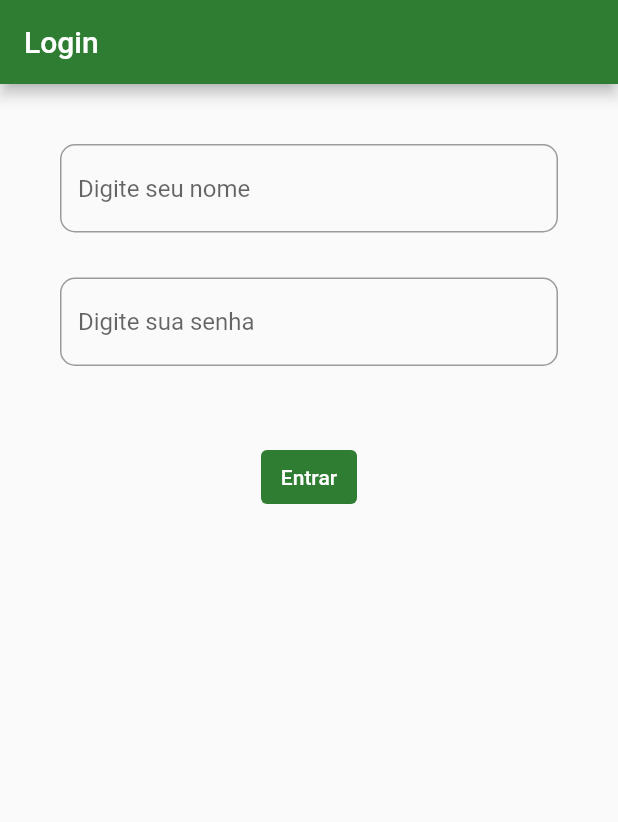
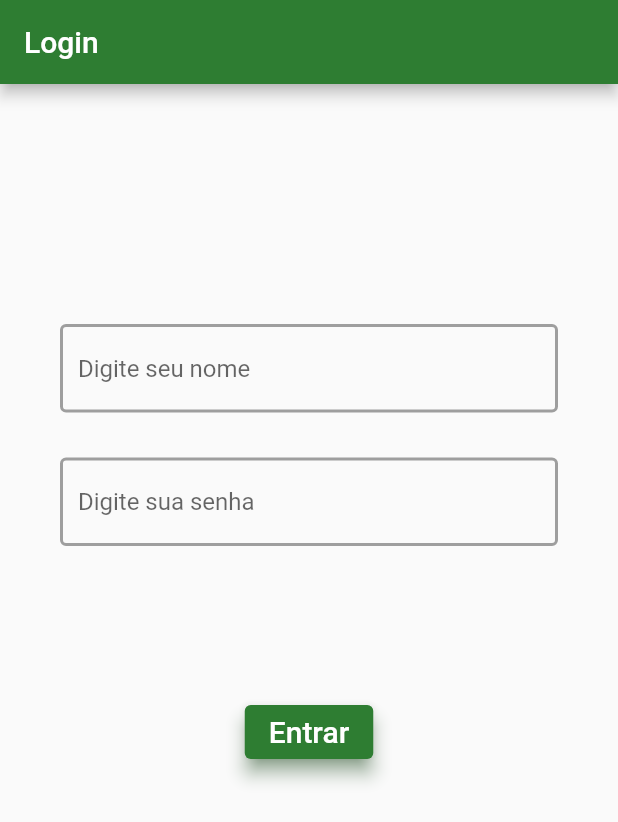
Before and after one commit to eduardo-gualberto/hack4health, a Flutter app: the screen it shows after launch, on a phone screen of 412 x 824 dp. Shown: the top 822 px of the screen. Run offline on Flutter 3.47's test engine with Material 2 defaults, Android fonts, the phone set to English and light mode, and no system bars; our stand-ins replace sqflite; missing offline and left inert: heart_bpm; accounts and stored records are empty.

Commit message:
corrigindo detalhes

```diff
--- a/lib/pages/Home.dart
+++ b/lib/pages/Home.dart
@@ -1,5 +1,4 @@
 import 'package:flutter/material.dart';
-import 'dart:async';
 
 class Home extends StatefulWidget {
   const Home({Key? key}) : super(key: key);
--- a/lib/pages/Login.dart
+++ b/lib/pages/Login.dart
@@ -25,13 +25,6 @@ class _LoginPageState extends State<LoginPage> with SingleTickerProviderStateMix
 
   @override
   Widget build(BuildContext context) {
-    final nomeTxt = TextField(
-      decoration: InputDecoration(
-        border: OutlineInputBorder(
-          borderRadius: BorderRadius.circular(10.0)),
-        hintText: 'Digite seu nome'
-      ),
-    );
 
     return Scaffold(
       appBar: AppBar(
@@ -44,7 +37,21 @@ class _LoginPageState extends State<LoginPage> with SingleTickerProviderStateMix
             padding: const EdgeInsets.all(40.0),
             child: Column(
               children: <Widget>[
-                nomeTxt,
+                Container(
+                  height: 120,
+                ),
+                TextField(
+                  cursorColor: Colors.green[800],
+                  decoration: InputDecoration(
+                    focusedBorder: OutlineInputBorder(
+                      borderSide: BorderSide(color: Colors.green, width: 2.0),
+                    ),
+                    enabledBorder: OutlineInputBorder(
+                      borderSide: BorderSide(color: Colors.grey, width: 2.0),
+                    ),
+                  hintText: 'Digite seu nome'
+                  ),
+                ),
                 Container(
                   height: 30,
                 ),
@@ -52,26 +59,30 @@ class _LoginPageState extends State<LoginPage> with SingleTickerProviderStateMix
                   obscureText: true,
                   enableSuggestions: false,
                   autocorrect: false,
+                  cursorColor: Colors.green[800],
                   decoration: InputDecoration(
-                    fillColor: Colors.green[800],
-                    border: OutlineInputBorder(
-                      borderRadius: BorderRadius.circular(10.0)),
-                      //borderColor: Colors.white,
+                    focusedBorder: OutlineInputBorder(
+                      borderSide: BorderSide(color: Colors.green, width: 2.0),
+                      ),
+                      enabledBorder: OutlineInputBorder(
+                        borderSide: BorderSide(color: Colors.grey, width: 2.0),
+                      ),
                     hintText: 'Digite sua senha'
                   ),
                 ),
                 Container(
-                  height: 50,
+                  height: 100,
                 ),
-                TextButton(
-                  style: TextButton.styleFrom(
-                    backgroundColor: Colors.green[800],
+                ElevatedButton(
+                  style: ElevatedButton.styleFrom(
+                    primary: Colors.green[800],
+                    onSurface: Colors.green,
+                    elevation: 5,
+                    shadowColor: Colors.green[800],
                   ),
                   child: Text(
                     'Entrar',
-                    style: TextStyle(
-                      color: Colors.white,
-                    ),
+                    style: TextStyle(fontSize: 20),
                   ),
                   onPressed: () {
                     Navigator.pushReplacement(
```
Also changed, not shown: lib/pages/Chat.dart (added, +21 -0 lines), lib/pages/Tela.dart (+9 -9 lines).
